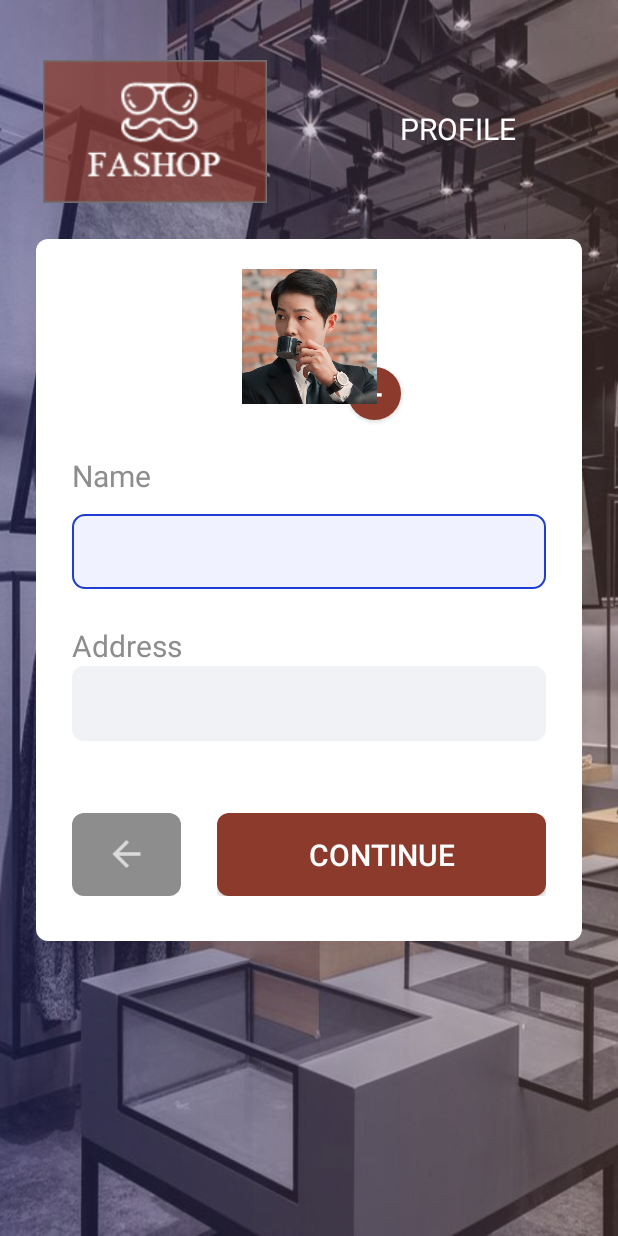
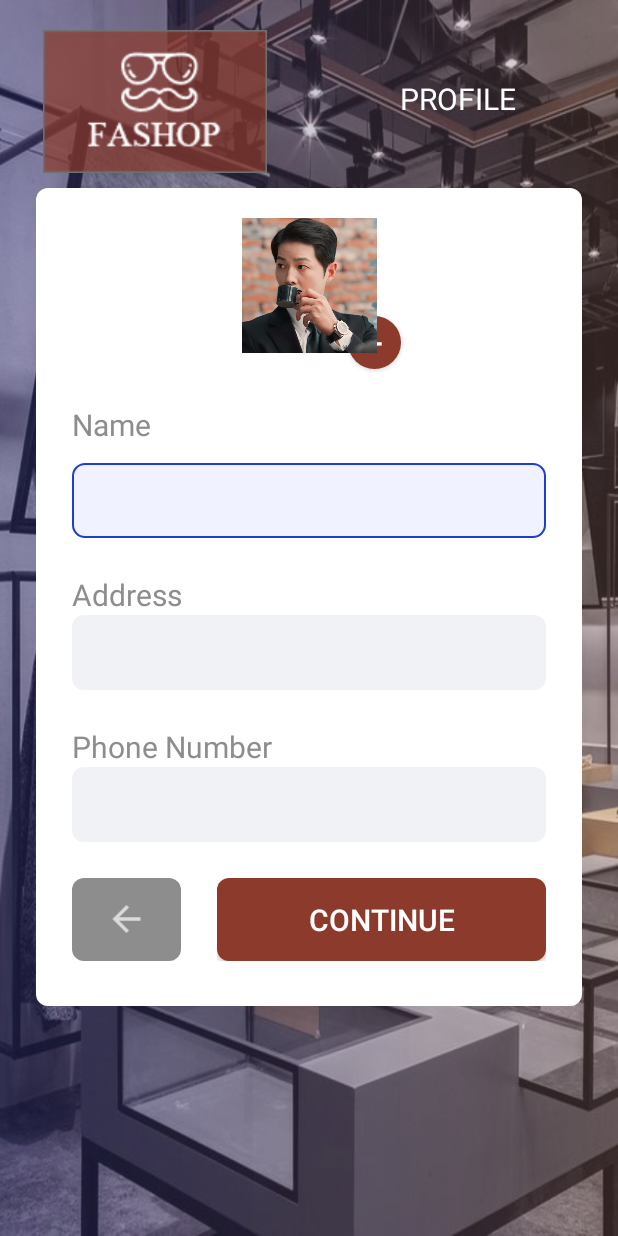
Before and after one commit to igjevon/UAS_Mobile, an Android app: the RegisterTwoAct screen opened directly, with no data from a screen before it, on a phone screen of 412 x 824 dp. Run offline under Robolectric (Android 15) with nearby library versions, the phone set to English and light mode, and no system bars; our stand-ins replace Firebase (no records; nobody signed in at launch, a user with empty details on screens opened directly), Picasso; plain views replace CircleView.

Commit message:
yes commit

```diff
--- a/app/build.gradle
+++ b/app/build.gradle
@@ -37,6 +37,7 @@ dependencies {
     implementation 'com.google.firebase:firebase-auth:19.2.0'
     implementation 'com.google.firebase:firebase-storage:19.2.2'
     implementation 'com.google.firebase:firebase-database:19.7.0'
+    implementation 'com.google.firebase:firebase-messaging:22.0.0'
     testImplementation 'junit:junit:4.+'
     androidTestImplementation 'androidx.test.ext:junit:1.1.2'
     androidTestImplementation 'androidx.test.espresso:espresso-core:3.3.0'
--- a/app/src/main/AndroidManifest.xml
+++ b/app/src/main/AndroidManifest.xml
@@ -10,7 +10,7 @@
         android:supportsRtl="true"
         android:largeHeap="true"
         android:theme="@style/Theme.AppCompat.NoActionBar">
-        <activity android:name=".Profile1"/>
+        <activity android:name=".Profile1" />
         <activity android:name=".ChatActivity" />
         <activity android:name=".MyHistoryDetailActivity" />
         <activity android:name=".HistoryActivity" />
--- a/app/src/main/res/drawable/ic_baseline_arrow_back_ios_24.xml
+++ b/app/src/main/res/drawable/ic_baseline_arrow_back_ios_24.xml
@@ -1,5 +1,5 @@
-<vector android:autoMirrored="true" android:height="24dp"
-    android:tint="#FDFDFE" android:viewportHeight="24"
-    android:viewportWidth="24" android:width="24dp" xmlns:android="http://schemas.android.com/apk/res/android">
+<vector android:height="24dp" android:tint="#FDFDFE"
+    android:viewportHeight="24" android:viewportWidth="24"
+    android:width="24dp" xmlns:android="http://schemas.android.com/apk/res/android">
     <path android:fillColor="@android:color/white" android:pathData="M11.67,3.87L9.9,2.1 0,12l9.9,9.9 1.77,-1.77L3.54,12z"/>
 </vector>
--- /dev/null
+++ b/app/src/main/res/drawable/ic_baseline_send_24.xml
@@ -0,0 +1,5 @@
+<vector android:autoMirrored="true" android:height="24dp"
+    android:tint="#8A3A2B" android:viewportHeight="24"
+    android:viewportWidth="24" android:width="24dp" xmlns:android="http://schemas.android.com/apk/res/android">
+    <path android:fillColor="@android:color/white" android:pathData="M2.01,21L23,12 2.01,3 2,10l15,2 -15,2z"/>
+</vector>
--- a/app/src/main/res/layout/activity_register_two.xml
+++ b/app/src/main/res/layout/activity_register_two.xml
@@ -8,22 +8,11 @@
     tools:context=".SigninAct">
 
 
-    <LinearLayout
-        android:id="@+id/linearLayout2"
-        android:layout_width="411dp"
-        android:layout_height="190dp"
-        android:orientation="horizontal"
-        app:layout_constraintEnd_toEndOf="parent"
-        app:layout_constraintHorizontal_bias="0.0"
-        app:layout_constraintStart_toStartOf="parent"
-        app:layout_constraintTop_toTopOf="parent"/>
-
     <View
         android:id="@+id/view"
         android:layout_width="match_parent"
         android:layout_height="match_parent"
         android:background="@drawable/backshop"
-
         app:layout_constraintBottom_toBottomOf="parent"
         app:layout_constraintEnd_toEndOf="parent"
         app:layout_constraintStart_toStartOf="parent"
@@ -45,7 +34,7 @@
         android:layout_width="149dp"
         android:layout_height="95dp"
         android:layout_marginStart="8dp"
-            android:layout_marginTop="40dp"
+        android:layout_marginTop="20dp"
         android:layout_marginEnd="8dp"
         android:src="@drawable/logo21"
         app:layout_constraintEnd_toEndOf="parent"
@@ -56,7 +45,7 @@
         android:id="@+id/textView"
         android:layout_width="145dp"
         android:layout_height="33dp"
-            android:layout_marginTop="72dp"
+        android:layout_marginTop="52dp"
         android:text="PROFILE"
         android:textAlignment="center"
         android:textColor="#FFF"
@@ -71,7 +60,7 @@
         android:layout_width="match_parent"
         android:layout_height="wrap_content"
         android:layout_marginStart="24dp"
-        android:layout_marginTop="24dp"
+        android:layout_marginTop="10dp"
         android:layout_marginEnd="24dp"
         android:background="@drawable/bg_layout_white"
         android:orientation="vertical"
@@ -134,9 +123,33 @@
             </LinearLayout>
 
         <LinearLayout
+            android:id="@+id/layout_phonenumber"
             android:layout_width="match_parent"
             android:layout_height="wrap_content"
-            android:layout_marginTop="24dp"
+            android:layout_marginLeft="24dp"
+            android:layout_marginRight="24dp"
+            android:layout_marginBottom="24dp"
+            android:orientation="vertical">
+            <TextView
+                android:layout_width="wrap_content"
+                android:layout_height="wrap_content"
+                android:text="@string/phonenumber"
+                android:textColor="@color/grayPrimary"
+                android:textSize="20sp" />
+            <EditText
+                android:id="@+id/phonenumber"
+                android:layout_width="match_parent"
+                android:layout_height="50dp"
+                android:background="@drawable/bg_input_edit"
+                android:inputType="text"
+                android:lines="1"
+                android:paddingLeft="12dp"
+                android:textColor="@color/black" />
+        </LinearLayout>
+
+        <LinearLayout
+            android:layout_width="match_parent"
+            android:layout_height="wrap_content"
             android:layout_marginStart="24dp"
             android:layout_marginEnd="24dp"
             android:orientation="horizontal"
--- a/build.gradle
+++ b/build.gradle
@@ -6,7 +6,7 @@ buildscript {
     }
     dependencies {
         classpath "com.android.tools.build:gradle:4.1.3"
-        classpath 'com.google.gms:google-services:4.3.5'
+        classpath 'com.google.gms:google-services:4.3.8'
 
         // NOTE: Do not place your application dependencies here; they belong
         // in the individual module build.gradle files
```
Also changed, not shown: app/src/main/java/umn/ac/id/fashop/ChatActivity.java (+53 -0 lines), app/src/main/java/umn/ac/id/fashop/Profile1.java (+43 -0 lines), app/src/main/res/layout/activity_chat.xml (+79 -5 lines), app/src/main/res/layout/activity_profile1.xml (+7 -9 lines). Lines whose indentation alone changed are shown as unchanged.
